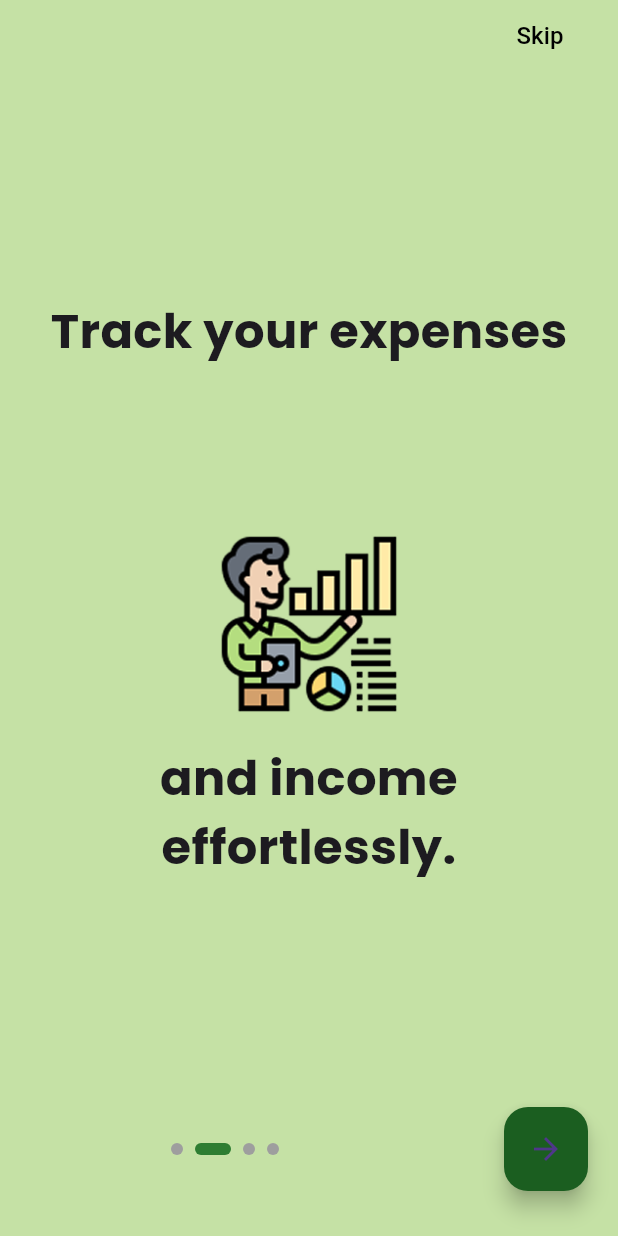
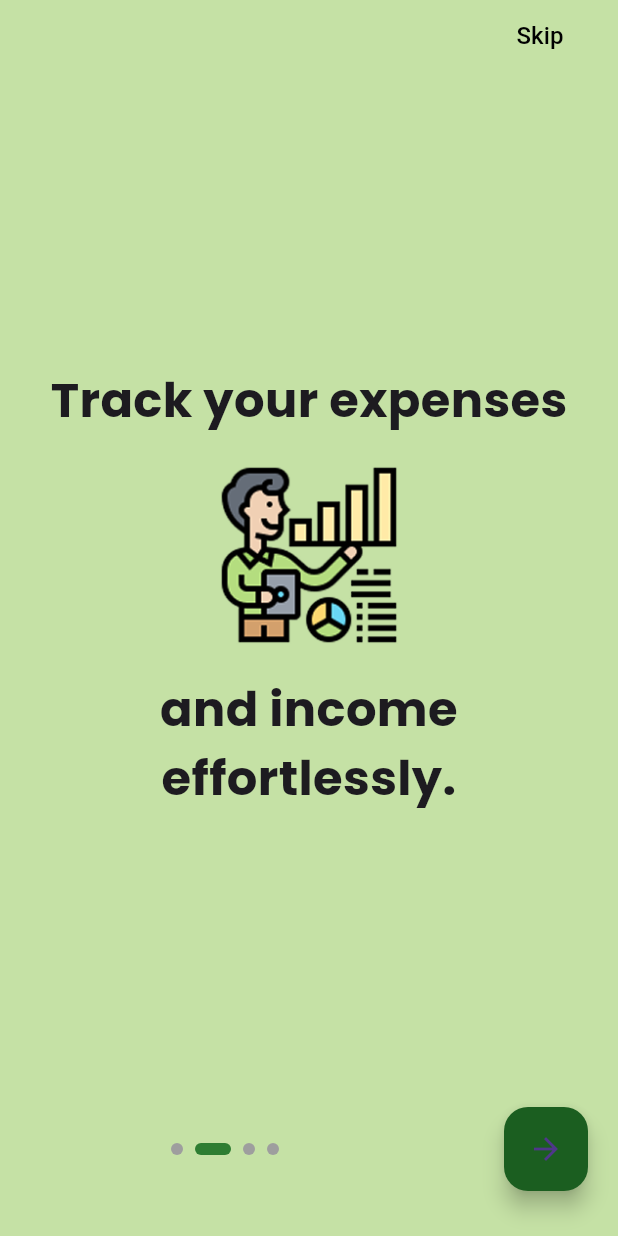
Before and after one commit to RafsanProve/Fraud-Hack, a Flutter app: the screen it shows after launch, swiped to page 2, on a phone screen of 412 x 824 dp. Run offline on Flutter 3.47's test engine with Material 3 defaults, Android fonts, the light colour scheme and no system bars; drawn by our look-alikes of smooth_page_indicator; our stand-ins replace fl_chart, flutter_screenutil.

Commit message:
On boarding screen modified

```diff
--- a/client/lib/screens/onBoardingScreen.dart
+++ b/client/lib/screens/onBoardingScreen.dart
@@ -42,9 +42,9 @@ class _OnboardingScreenState extends State<OnboardingScreen> {
                       "Your Financial Companion"),
                   buildPage("Track your expenses", "", "assets/OS2.png",
                       "and income effortlessly."),
-                  buildPage("Detect fraudulent transactions", "", "assets/OS3.png",
-                      "in real-time."),
-                  buildPage("Get AI-driven", "financial recommendations", "assets/OS4.png", ""),
+                  buildPage("Detect fraudulent", "", "assets/OS3.png",
+                      "transactions in real-time."),
+                  buildPage("Get AI-driven", "", "assets/OS4.png", "financial recommendations"),
                 ],
               ),
             ),
@@ -90,8 +90,8 @@ class _OnboardingScreenState extends State<OnboardingScreen> {
       mainAxisAlignment: MainAxisAlignment.center,
       children: [
         Text(title, style: TextStyle(fontSize: 32, fontWeight: FontWeight.bold, fontFamily: "Poppins")),
-        Text(subtitle,
-            style: TextStyle(fontSize: 64, fontWeight: FontWeight.bold, fontFamily: "Italianno")),
+        subtitle != "" ? Text(subtitle,
+            style: TextStyle(fontSize: 64, fontWeight: FontWeight.bold, fontFamily: "Italianno")) : SizedBox(height: 0),
         SizedBox(height: 20),
         Image.asset(imagePath, height: 120, width: 120),
         SizedBox(height: 20),
```
